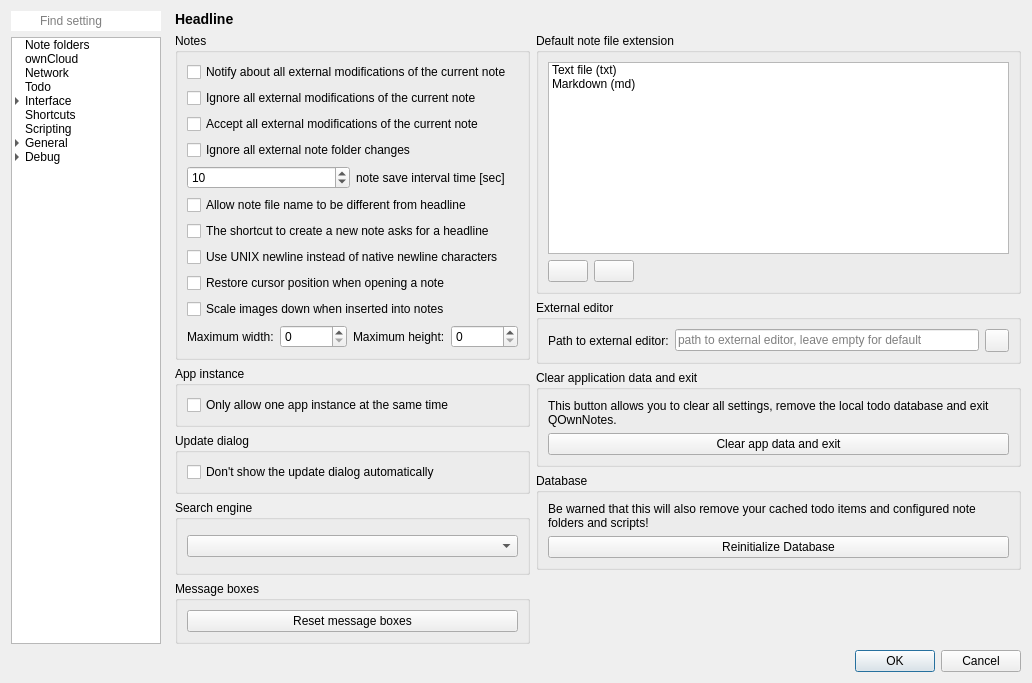
First picture: the form in src/dialogs/settingsdialog.ui, repository pbek/QOwnNotes, before the edit.
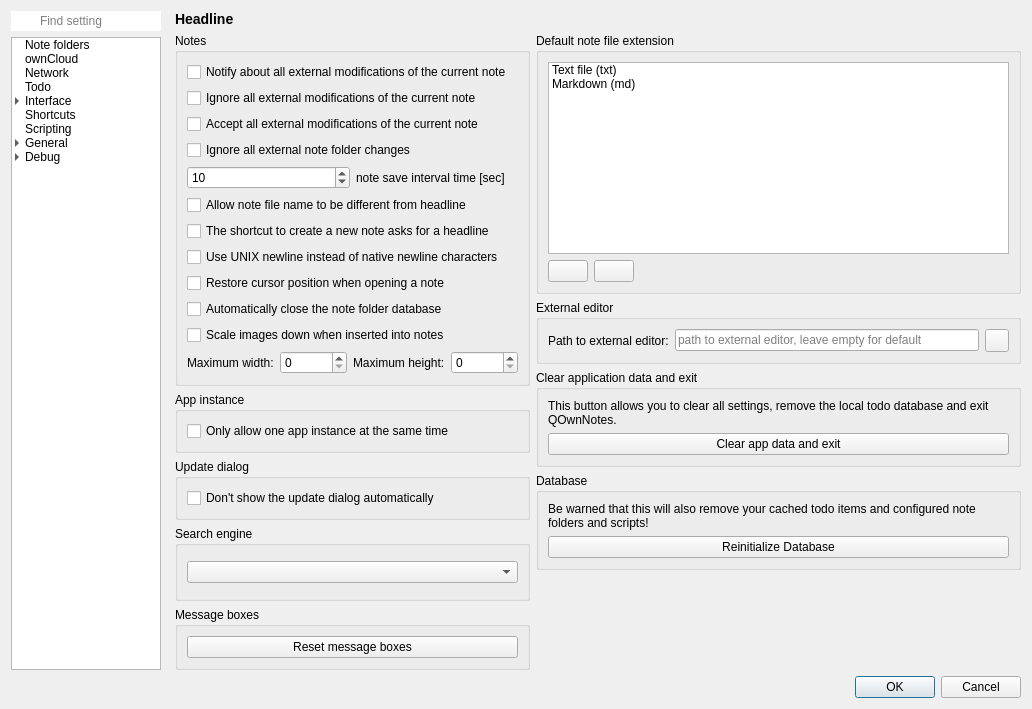
Second picture: the form after the edit. The open tabs and pages were chosen to show the change. Icons and pictures are not drawn. Custom widgets are drawn as their Qt base class.

Commit message: #926, added a new setting for automaticNoteFolderDatabaseClosing

What changed in the file:
```diff
--- a/src/dialogs/settingsdialog.ui
+++ b/src/dialogs/settingsdialog.ui
@@ -3133,6 +3133,92 @@
                   <string>Notes</string>
                  </property>
                  <layout class="QGridLayout" name="gridLayout_5">
+                  <item row="12" column="0" colspan="2">
+                   <widget class="QFrame" name="imageScalingFrame">
+                    <property name="frameShape">
+                     <enum>QFrame::NoFrame</enum>
+                    </property>
+                    <property name="frameShadow">
+                     <enum>QFrame::Raised</enum>
+                    </property>
+                    <layout class="QGridLayout" name="gridLayout_45">
+                     <property name="leftMargin">
+                      <number>0</number>
+                     </property>
+                     <property name="topMargin">
+                      <number>0</number>
+                     </property>
+                     <property name="rightMargin">
+                      <number>0</number>
+                     </property>
+                     <property name="bottomMargin">
+                      <number>0</number>
+                     </property>
+                     <item row="0" column="1">
+                      <widget class="QSpinBox" name="maximumImageWidthSpinBox">
+                       <property name="maximum">
+                        <number>100000</number>
+                       </property>
+                      </widget>
+                     </item>
+                     <item row="0" column="3">
+                      <widget class="QLabel" name="label_21">
+                       <property name="text">
+                        <string>Maximum height:</string>
+                       </property>
+                      </widget>
+                     </item>
+                     <item row="0" column="0">
+                      <widget class="QLabel" name="label_20">
+                       <property name="text">
+                        <string>Maximum width:</string>
+                       </property>
+                      </widget>
+                     </item>
+                     <item row="0" column="4">
+                      <widget class="QSpinBox" name="maximumImageHeightSpinBox">
+                       <property name="maximum">
+                        <number>100000</number>
+                       </property>
+                      </widget>
+                     </item>
+                     <item row="0" column="2">
+                      <spacer name="horizontalSpacer_10">
+                       <property name="orientation">
+                        <enum>Qt::Horizontal</enum>
+                       </property>
+                       <property name="sizeHint" stdset="0">
+                        <size>
+                         <width>0</width>
+                         <height>20</height>
+                        </size>
+                       </property>
+                      </spacer>
+                     </item>
+                    </layout>
+                   </widget>
+                  </item>
+                  <item row="9" column="0" colspan="2">
+                   <widget class="QCheckBox" name="restoreCursorPositionCheckBox">
+                    <property name="toolTip">
+                     <string>When opening notes the cursor position inside the note will now be restored
+  to the position when the note was last visited in the current session</string>
+                    </property>
+                    <property name="text">
+                     <string>Restore cursor position when opening a note</string>
+                    </property>
+                   </widget>
+                  </item>
+                  <item row="7" column="0" colspan="2">
+                   <widget class="QCheckBox" name="newNoteAskHeadlineCheckBox">
+                    <property name="toolTip">
+                     <string>By default the headline will generated automatically</string>
+                    </property>
+                    <property name="text">
+                     <string>The shortcut to create a new note asks for a headline</string>
+                    </property>
+                   </widget>
+                  </item>
                   <item row="2" column="0" colspan="2">
                    <widget class="QCheckBox" name="acceptAllExternalModificationsCheckBox">
                     <property name="toolTip">
@@ -3143,7 +3229,7 @@
                     </property>
                    </widget>
                   </item>
-                  <item row="10" column="0" colspan="2">
+                  <item row="11" column="0" colspan="2">
                    <widget class="QCheckBox" name="imageScaleDownCheckBox">
                     <property name="text">
                      <string>Scale images down when inserted into notes</string>
@@ -3230,89 +3316,14 @@
                     </property>
                    </widget>
                   </item>
-                  <item row="11" column="0" colspan="2">
-                   <widget class="QFrame" name="imageScalingFrame">
-                    <property name="frameShape">
-                     <enum>QFrame::NoFrame</enum>
-                    </property>
-                    <property name="frameShadow">
-                     <enum>QFrame::Raised</enum>
-                    </property>
-                    <layout class="QGridLayout" name="gridLayout_45">
-                     <property name="leftMargin">
-                      <number>0</number>
-                     </property>
-                     <property name="topMargin">
-                      <number>0</number>
-                     </property>
-                     <property name="rightMargin">
-                      <number>0</number>
-                     </property>
-                     <property name="bottomMargin">
-                      <number>0</number>
-                     </property>
-                     <item row="0" column="1">
-                      <widget class="QSpinBox" name="maximumImageWidthSpinBox">
-                       <property name="maximum">
-                        <number>100000</number>
-                       </property>
-                      </widget>
-                     </item>
-                     <item row="0" column="3">
-                      <widget class="QLabel" name="label_21">
-                       <property name="text">
-                        <string>Maximum height:</string>
-                       </property>
-                      </widget>
-                     </item>
-                     <item row="0" column="0">
-                      <widget class="QLabel" name="label_20">
-                       <property name="text">
-                        <string>Maximum width:</string>
-                       </property>
-                      </widget>
-                     </item>
-                     <item row="0" column="4">
-                      <widget class="QSpinBox" name="maximumImageHeightSpinBox">
-                       <property name="maximum">
-                        <number>100000</number>
-                       </property>
-                      </widget>
-                     </item>
-                     <item row="0" column="2">
-                      <spacer name="horizontalSpacer_10">
-                       <property name="orientation">
-                        <enum>Qt::Horizontal</enum>
-                       </property>
-                       <property name="sizeHint" stdset="0">
-                        <size>
-                         <width>0</width>
-                         <height>20</height>
-                        </size>
-                       </property>
-                      </spacer>
-                     </item>
-                    </layout>
-                   </widget>
-                  </item>
-                  <item row="9" column="0" colspan="2">
-                   <widget class="QCheckBox" name="restoreCursorPositionCheckBox">
+                  <item row="10" column="0" colspan="2">
+                   <widget class="QCheckBox" name="automaticNoteFolderDatabaseClosingCheckBox">
                     <property name="toolTip">
                      <string>When opening notes the cursor position inside the note will now be restored
   to the position when the note was last visited in the current session</string>
                     </property>
                     <property name="text">
-                     <string>Restore cursor position when opening a note</string>
-                    </property>
-                   </widget>
-                  </item>
-                  <item row="7" column="0" colspan="2">
-                   <widget class="QCheckBox" name="newNoteAskHeadlineCheckBox">
-                    <property name="toolTip">
-                     <string>By default the headline will generated automatically</string>
-                    </property>
-                    <property name="text">
-                     <string>The shortcut to create a new note asks for a headline</string>
+                     <string>Automatically close the note folder database</string>
                     </property>
                    </widget>
                   </item>
```
Left out of the diff: 9 changed lines with no effect on the pictures. The commit also changes 33 other files.
